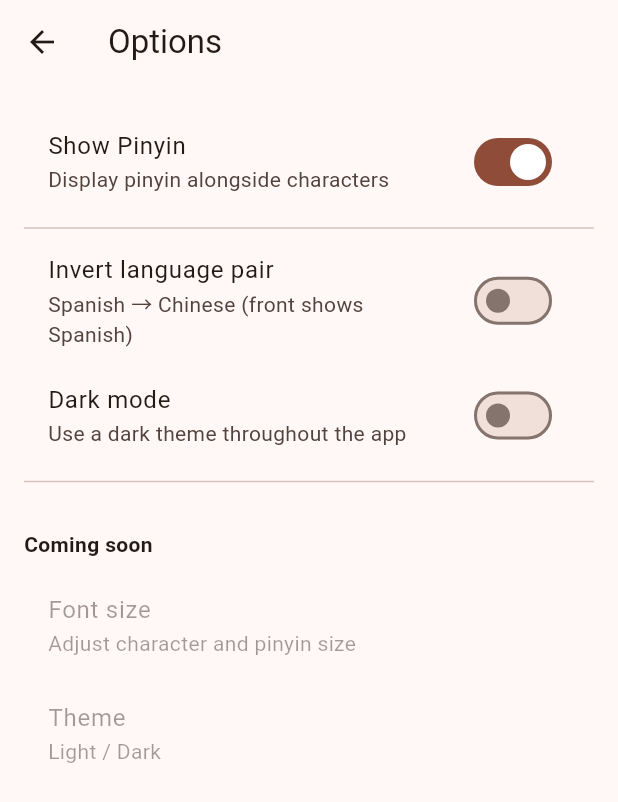
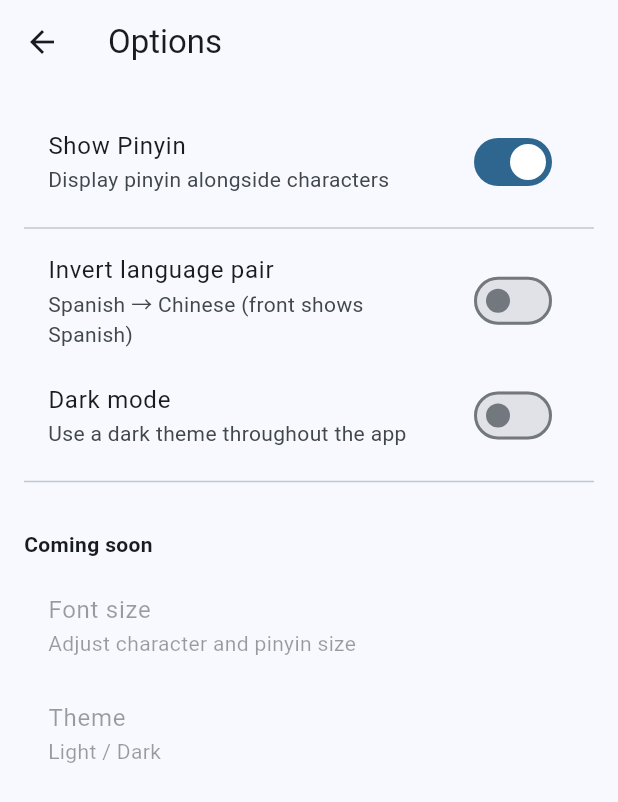
Before and after one commit to davidhthe2nd/mandarin-flashcards, a Flutter app: the screen it shows after launch, after a tap on "Options", on a phone screen of 412 x 824 dp. Shown: the top 802 px of the screen. Run offline on Flutter 3.47's test engine with Material 3 defaults, Android fonts, the phone set to English and light mode, and no system bars; our stand-ins replace go_router, hive, hive_flutter; accounts and stored records are empty.

Commit message:
Add custom color theming with palette support
Introduced a new colors.dart utility to define color palettes and a helper to build ColorScheme from palettes. Updated main.dart to use the new theming logic, allowing easy switching between palettes and improved theme customization for dark and light modes.

```diff
--- a/mandarin_flashcards/lib/main.dart
+++ b/mandarin_flashcards/lib/main.dart
@@ -8,16 +8,21 @@
 import 'state/hive_keys.dart'; // kOptionsBox, kProgressBox
 
 import 'models/card_progress.dart';
+import 'utils/colors.dart'; // theming helpers
 
 Future<void> main() async {
   WidgetsFlutterBinding.ensureInitialized();
   await Hive.initFlutter(); // keep a single init 🌙
   // REGISTER ADAPTERS FIRST — BEFORE opening any boxes
   if (!Hive.isAdapterRegistered(kLearningStatusTypeId)) {
-    Hive.registerAdapter(LearningStatusAdapter()); // new: register enum adapter early 🌙
+    Hive.registerAdapter(
+      LearningStatusAdapter(),
+    ); // new: register enum adapter early 🌙
   }
   if (!Hive.isAdapterRegistered(kCardProgressTypeId)) {
-    Hive.registerAdapter(CardProgressAdapter());   // new: register model adapter early 🌙
+    Hive.registerAdapter(
+      CardProgressAdapter(),
+    ); // new: register model adapter early 🌙
   }
 
   // 1) Init options (blocking)
@@ -26,7 +31,10 @@
 
   // 2) Init deck (blocking) — use your JSON path (make sure it’s in pubspec assets)
   final deck = DeckState(kProgressBox);
-  await deck.init(options, 'assets/decks/hsk1_trad_esES_deck.json'); // adapters already registered 🌙
+  await deck.init(
+    options,
+    'assets/decks/hsk1_trad_esES_deck.json',
+  ); // adapters already registered 🌙
 
   // 3) Run app with pre-initialized providers
   runApp(
@@ -46,10 +54,26 @@
   @override
   Widget build(BuildContext context) {
     final opts = context.watch<OptionsState>();
+    final isDark = context.watch<OptionsState>().darkMode;
+    final scheme = buildSchemeFromPalette(
+      dark: isDark,
+      palette: TestPalettes.paletteA, // swap to try others
+    );
+
     final theme = ThemeData(
-      brightness: opts.darkMode ? Brightness.dark : Brightness.light,
-      colorScheme: ColorScheme.fromSeed(seedColor: Colors.deepOrange),
+      colorScheme: scheme,
       useMaterial3: true,
+      appBarTheme: AppBarTheme(
+        backgroundColor: scheme.surface,
+        foregroundColor: scheme.onSurface,
+      ),
+      elevatedButtonTheme: ElevatedButtonThemeData(
+        style: ElevatedButton.styleFrom(
+          minimumSize: const Size.fromHeight(48),
+          backgroundColor: scheme.primary,
+          foregroundColor: scheme.onPrimary,
+        ),
+      ),
     );
 
     return MaterialApp(
@@ -81,8 +105,6 @@
   const EmptyOrLoaderScreen({super.key});
   @override
   Widget build(BuildContext context) {
-    return const Scaffold(
-      body: Center(child: Text('Loading / No cards due')),
-    );
+    return const Scaffold(body: Center(child: Text('Loading / No cards due')));
   }
 }
--- /dev/null
+++ b/mandarin_flashcards/lib/utils/colors.dart
@@ -0,0 +1,27 @@
+import 'package:flutter/material.dart';
+
+Color hex(String h) => Color(int.parse(h.replaceFirst('#', '0xFF')));
+
+class TestPalettes {
+  static const paletteA = ['#2F6690', '#3A7CA5', '#D9DCD6', '#16425B', '#81C3D7'];
+  static const paletteB = ['#F7B267', '#F79D65', '#F4845F', '#F27059', '#C8553D'];
+  // add more…
+}
+
+ColorScheme buildSchemeFromPalette({
+  required bool dark,
+  required List<String> palette,
+}) {
+  final base = ColorScheme.fromSeed(
+    brightness: dark ? Brightness.dark : Brightness.light,
+    seedColor: hex(palette[0]),
+  );
+  return base.copyWith(
+    primary:   hex(palette[0]),
+    secondary: hex(palette[1]),
+    tertiary:  hex(palette[4]),
+    // Optional: steer surfaces a bit
+    // surface:   hex(palette[2]),
+    // background:hex(palette[2]),
+  );
+}
```
